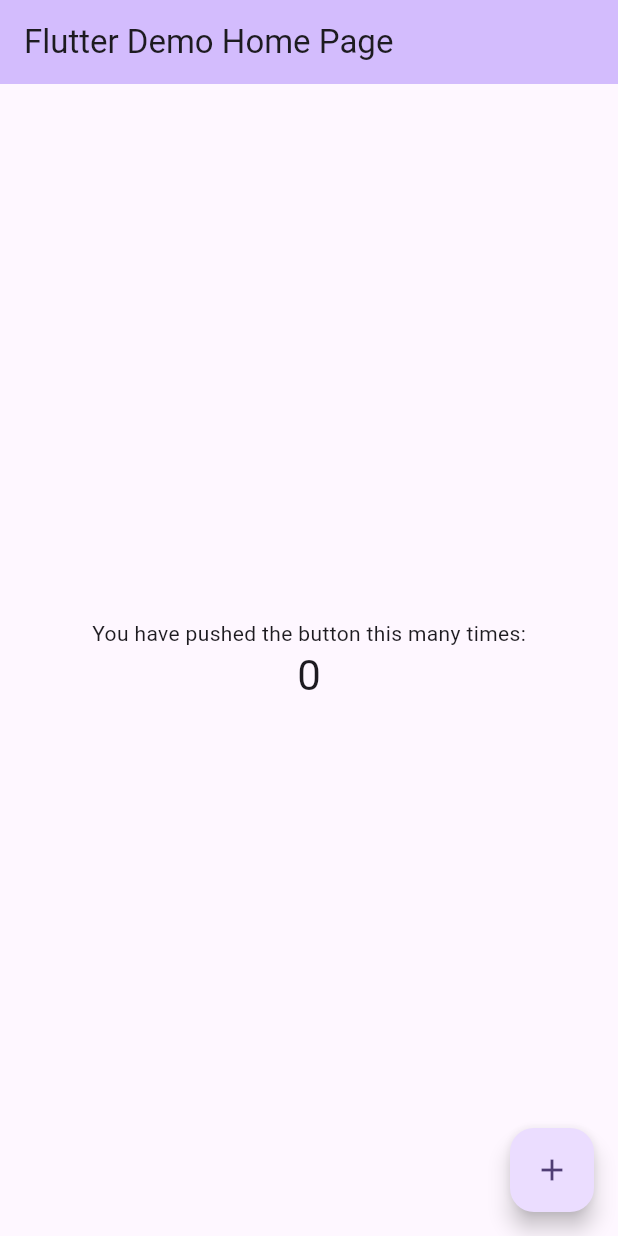
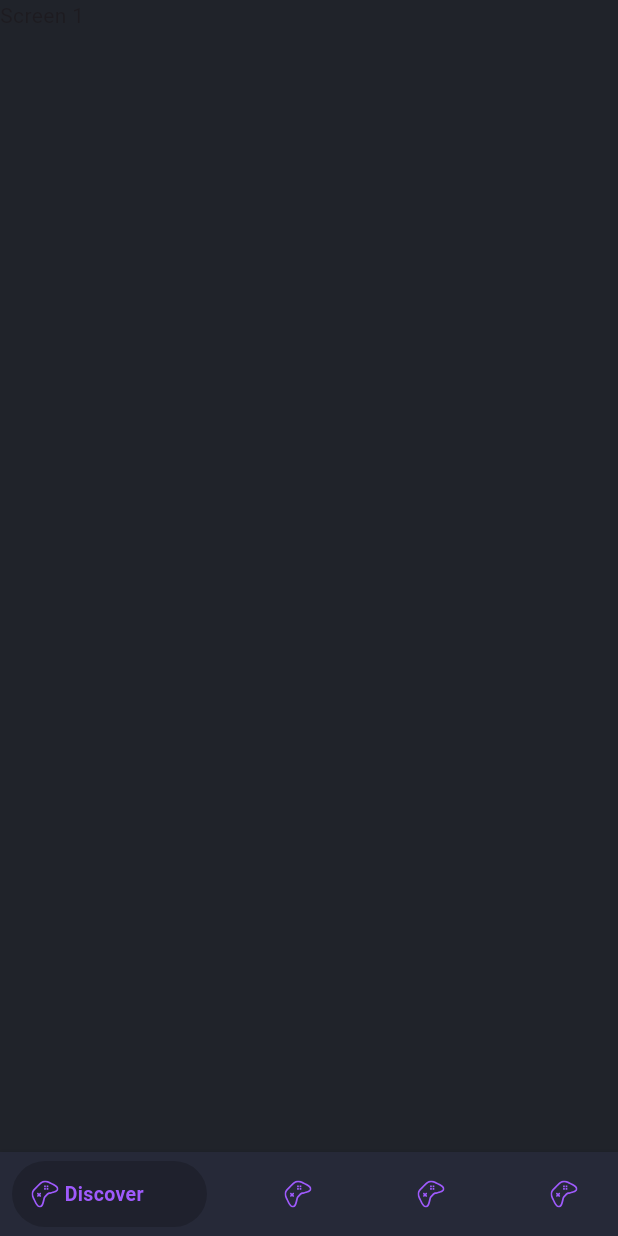
Before and after one commit to Arthurloyola/wikigamenew, a Flutter app: the screen it shows after launch, on a phone screen of 412 x 824 dp. Run offline on Flutter 3.47's test engine with Material 3 defaults, Android fonts, the light colour scheme and no system bars; drawn by our look-alikes of bottom_navy_bar; our stand-ins replace flutter_vector_icons, rxdart.

Commit message:
Criação HomePage

```diff
--- /dev/null
+++ b/lib/bloc/switch_bloc.dart
@@ -0,0 +1,26 @@
+import 'dart:async';
+
+enum SwitchItem { LIST, GRID }
+
+class SwitchBloc {
+  final StreamController<SwitchItem> _switchController =
+      StreamController<SwitchItem>.broadcast();
+
+  SwitchItem deafultItem = SwitchItem.LIST;
+
+  Stream<SwitchItem> get itemStream => _switchController.stream;
+
+  void showList() {
+    _switchController.sink.add(SwitchItem.LIST);
+  }
+
+  void showGrid() {
+    _switchController.sink.add(SwitchItem.GRID);
+  }
+
+  close() {
+    _switchController.close();
+  }
+}
+
+final switchBloc = SwitchBloc();
--- a/lib/main.dart
+++ b/lib/main.dart
@@ -1,125 +1,20 @@
 import 'package:flutter/material.dart';
+import 'package:wikigamenew/screens/main_screen.dart';
 
 void main() {
-  runApp(const MyApp());
+  runApp(MyApp());
 }
 
 class MyApp extends StatelessWidget {
-  const MyApp({super.key});
-
-  // This widget is the root of your application.
   @override
   Widget build(BuildContext context) {
     return MaterialApp(
       title: 'Flutter Demo',
       theme: ThemeData(
-        // This is the theme of your application.
-        //
-        // TRY THIS: Try running your application with "flutter run". You'll see
-        // the application has a purple toolbar. Then, without quitting the app,
-        // try changing the seedColor in the colorScheme below to Colors.green
-        // and then invoke "hot reload" (save your changes or press the "hot
-        // reload" button in a Flutter-supported IDE, or press "r" if you used
-        // the command line to start the app).
-        //
-        // Notice that the counter didn't reset back to zero; the application
-        // state is not lost during the reload. To reset the state, use hot
-        // restart instead.
-        //
-        // This works for code too, not just values: Most code changes can be
-        // tested with just a hot reload.
-        colorScheme: ColorScheme.fromSeed(seedColor: Colors.deepPurple),
-        useMaterial3: true,
+        primarySwatch: Colors.blue,
+        visualDensity: VisualDensity.adaptivePlatformDensity,
       ),
-      home: const MyHomePage(title: 'Flutter Demo Home Page'),
+      home: const MainScreen(),
     );
   }
 }
-
-class MyHomePage extends StatefulWidget {
-  const MyHomePage({super.key, required this.title});
-
-  // This widget is the home page of your application. It is stateful, meaning
-  // that it has a State object (defined below) that contains fields that affect
-  // how it looks.
-
-  // This class is the configuration for the state. It holds the values (in this
-  // case the title) provided by the parent (in this case the App widget) and
-  // used by the build method of the State. Fields in a Widget subclass are
-  // always marked "final".
-
-  final String title;
-
-  @override
-  State<MyHomePage> createState() => _MyHomePageState();
-}
-
-class _MyHomePageState extends State<MyHomePage> {
-  int _counter = 0;
-
-  void _incrementCounter() {
-    setState(() {
-      // This call to setState tells the Flutter framework that something has
-      // changed in this State, which causes it to rerun the build method below
-      // so that the display can reflect the updated values. If we changed
-      // _counter without calling setState(), then the build method would not be
-      // called again, and so nothing would appear to happen.
-      _counter++;
-    });
-  }
-
-  @override
-  Widget build(BuildContext context) {
-    // This method is rerun every time setState is called, for instance as done
-    // by the _incrementCounter method above.
-    //
-    // The Flutter framework has been optimized to make rerunning build methods
-    // fast, so that you can just rebuild anything that needs updating rather
-    // than having to individually change instances of widgets.
-    return Scaffold(
-      appBar: AppBar(
-        // TRY THIS: Try changing the color here to a specific color (to
-        // Colors.amber, perhaps?) and trigger a hot reload to see the AppBar
-        // change color while the other colors stay the same.
-        backgroundColor: Theme.of(context).colorScheme.inversePrimary,
-        // Here we take the value from the MyHomePage object that was created by
-        // the App.build method, and use it to set our appbar title.
-        title: Text(widget.title),
-      ),
-      body: Center(
-        // Center is a layout widget. It takes a single child and positions it
-        // in the middle of the parent.
-        child: Column(
-          // Column is also a layout widget. It takes a list of children and
-          // arranges them vertically. By default, it sizes itself to fit its
-          // children horizontally, and tries to be as tall as its parent.
-          //
-          // Column has various properties to control how it sizes itself and
-          // how it positions its children. Here we use mainAxisAlignment to
-          // center the children vertically; the main axis here is the vertical
-          // axis because Columns are vertical (the cross axis would be
-          // horizontal).
-          //
-          // TRY THIS: Invoke "debug painting" (choose the "Toggle Debug Paint"
-          // action in the IDE, or press "p" in the console), to see the
-          // wireframe for each widget.
-          mainAxisAlignment: MainAxisAlignment.center,
-          children: <Widget>[
-            const Text(
-              'You have pushed the button this many times:',
-            ),
-            Text(
-              '$_counter',
-              style: Theme.of(context).textTheme.headlineMedium,
-            ),
-          ],
-        ),
-      ),
-      floatingActionButton: FloatingActionButton(
-        onPressed: _incrementCounter,
-        tooltip: 'Increment',
-        child: const Icon(Icons.add),
-      ), // This trailing comma makes auto-formatting nicer for build methods.
-    );
-  }
-}
--- /dev/null
+++ b/lib/screens/main_screen.dart
@@ -0,0 +1,141 @@
+import 'package:bottom_navy_bar/bottom_navy_bar.dart';
+import 'package:flutter/material.dart';
+import 'package:flutter_vector_icons/flutter_vector_icons.dart';
+import 'package:wikigamenew/bloc/switch_bloc.dart';
+import 'package:wikigamenew/style/theme.dart' as Style;
+
+class MainScreen extends StatefulWidget {
+  const MainScreen({super.key});
+  @override
+  State<MainScreen> createState() => _MyScreenState();
+}
+
+class _MyScreenState extends State<MainScreen> {
+  int _currentIndex = 0;
+  late PageController _pageController;
+  late SwitchBloc _switchBloc;
+  GlobalKey bottomNavigationKey = GlobalKey();
+  @override
+  void initState() {
+    super.initState();
+    _pageController = PageController();
+    _switchBloc = SwitchBloc();
+  }
+
+  @override
+  void dispose() {
+    super.dispose();
+    _pageController.dispose();
+  }
+
+  void _showGrid() {
+    _switchBloc.showGrid();
+  }
+
+  void _showList() {
+    _switchBloc.showList();
+  }
+
+  @override
+  Widget build(BuildContext context) {
+    return Scaffold(
+      backgroundColor: Color(0xFF20232A),
+      appBar: PreferredSize(
+          child: Container(), preferredSize: Size.fromHeight(0.0)),
+      body: SizedBox.expand(
+        child: PageView(
+          onPageChanged: (index) {
+            setState(() => _currentIndex = index);
+          },
+          children: [
+            Container(
+              child: Text("Screen 1"),
+            ),
+            Container(
+              child: Text("Screen 2"),
+            ),
+            Container(
+              child: Text("Screen 3"),
+            ),
+            Container(
+              child: Text("Screen 4"),
+            ),
+          ],
+        ),
+      ),
+      bottomNavigationBar: Container(
+        child: BottomNavyBar(
+          containerHeight: 56.0,
+          backgroundColor: Style.Colors.backgroundColor,
+          selectedIndex: _currentIndex,
+          onItemSelected: (index) {
+            setState(() => _currentIndex = index);
+            _pageController.jumpToPage(index);
+          },
+          items: <BottomNavyBarItem>[
+            BottomNavyBarItem(
+                activeColor: Color(0xFF010101),
+                title: Text(
+                  'Discover',
+                  style:
+                      TextStyle(color: Style.Colors.mainColor, fontSize: 13.0),
+                ),
+                icon: Padding(
+                  padding: EdgeInsets.only(left: 5.0),
+                  child: Icon(SimpleLineIcons.game_controller,
+                      size: 18.0,
+                      color: _currentIndex == 0
+                          ? Style.Colors.mainColor
+                          : Colors.white),
+                )),
+            BottomNavyBarItem(
+                activeColor: Color(0xFF010101),
+                title: Text(
+                  'Discover',
+                  style:
+                      TextStyle(color: Style.Colors.mainColor, fontSize: 13.0),
+                ),
+                icon: Padding(
+                  padding: EdgeInsets.only(left: 5.0),
+                  child: Icon(SimpleLineIcons.game_controller,
+                      size: 18.0,
+                      color: _currentIndex == 0
+                          ? Style.Colors.mainColor
+                          : Colors.white),
+                )),
+            BottomNavyBarItem(
+                activeColor: Color(0xFF010101),
+                title: Text(
+                  'Discover',
+                  style:
+                      TextStyle(color: Style.Colors.mainColor, fontSize: 13.0),
+                ),
+                icon: Padding(
+                  padding: EdgeInsets.only(left: 5.0),
+                  child: Icon(SimpleLineIcons.game_controller,
+                      size: 18.0,
+                      color: _currentIndex == 0
+                          ? Style.Colors.mainColor
+                          : Colors.white),
+                )),
+            BottomNavyBarItem(
+                activeColor: Color(0xFF010101),
+                title: Text(
+                  'Discover',
+                  style:
+                      TextStyle(color: Style.Colors.mainColor, fontSize: 13.0),
+                ),
+                icon: Padding(
+                  padding: EdgeInsets.only(left: 5.0),
+                  child: Icon(SimpleLineIcons.game_controller,
+                      size: 18.0,
+                      color: _currentIndex == 0
+                          ? Style.Colors.mainColor
+                          : Colors.white),
+                )),
+          ],
+        ),
+      ),
+    );
+  }
+}
--- /dev/null
+++ b/lib/style/theme.dart
@@ -0,0 +1,8 @@
+import 'package:flutter/material.dart';
+
+class Colors {
+  const Colors();
+  static const Color mainColor = const Color(0xFF9F5AFD);
+  static const Color backgroundColor = const Color(0xFF262938);
+  static const Color secondaryColor = const Color(0xFFF7CA18);
+}
--- a/pubspec.yaml
+++ b/pubspec.yaml
@@ -47,6 +47,7 @@ dependencies:
   page_indicator: ^0.4.1
   sleek_circular_slider: ^2.0.1
   youtube_player_flutter: ^9.0.1
+  provider: ^6.1.2
 
 
 dev_dependencies:
```
Also changed, not shown: lib/bloc/get_games_bloc.dart (added, +22 -0 lines), lib/bloc/get_slider_bloc.dart (added, +22 -0 lines), lib/repository/repository.dart (+21 -1 lines), pubspec.lock, 1 other file.
